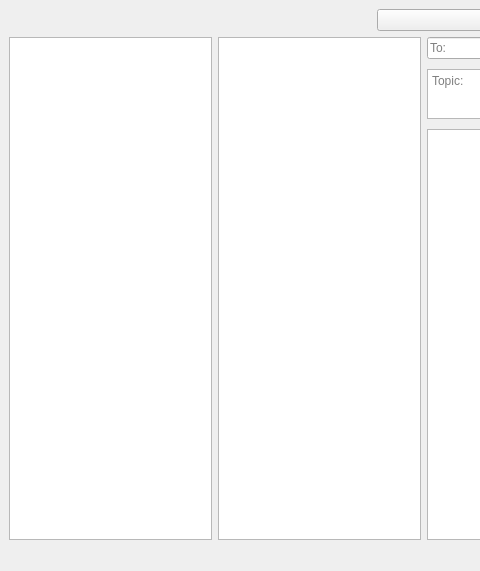
Above: mainwindow.ui from Jano732/EasyMail before the change; both pictures show x 0 to 480 and y 0 to 571 of the 1036 by 571 pixel window. Below: the same form after it.
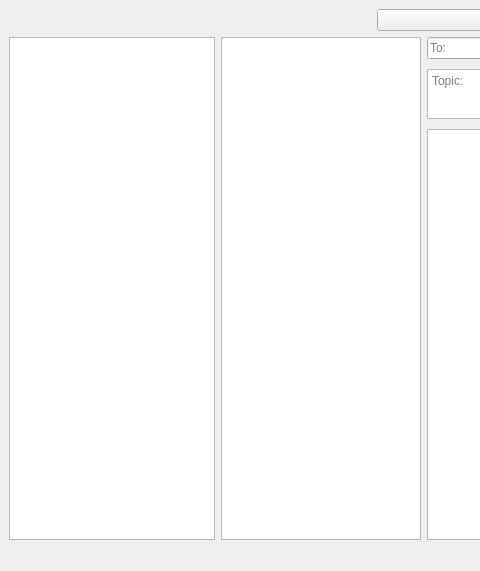
That is the form after the change.

The edit to the form file:
```diff
--- a/mainwindow.ui
+++ b/mainwindow.ui
@@ -83,9 +83,9 @@
         <item>
          <widget class="QListWidget" name="listWidget">
           <property name="sizePolicy">
-           <sizepolicy hsizetype="Maximum" vsizetype="Minimum">
-            <horstretch>30</horstretch>
-            <verstretch>200</verstretch>
+           <sizepolicy hsizetype="Fixed" vsizetype="Minimum">
+            <horstretch>0</horstretch>
+            <verstretch>0</verstretch>
            </sizepolicy>
           </property>
           <property name="minimumSize">
```
